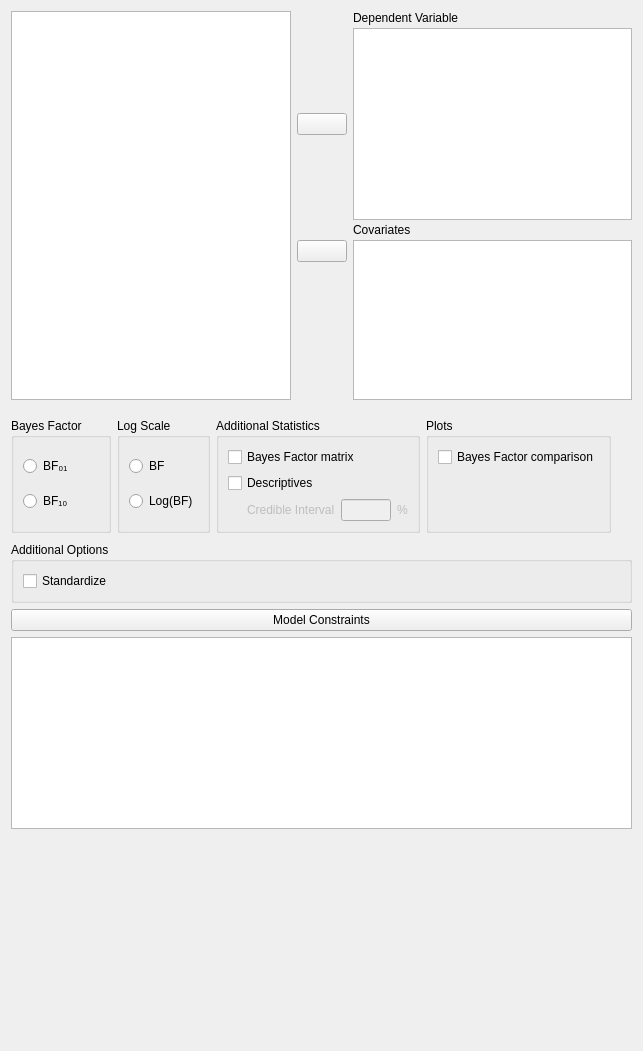
This is JASP-Desktop/analysisforms/Bain/bainregressionlinearbayesianform.ui in koenderks/Jasp-desktop as Qt 5 draws it before an edit. The edited form follows.
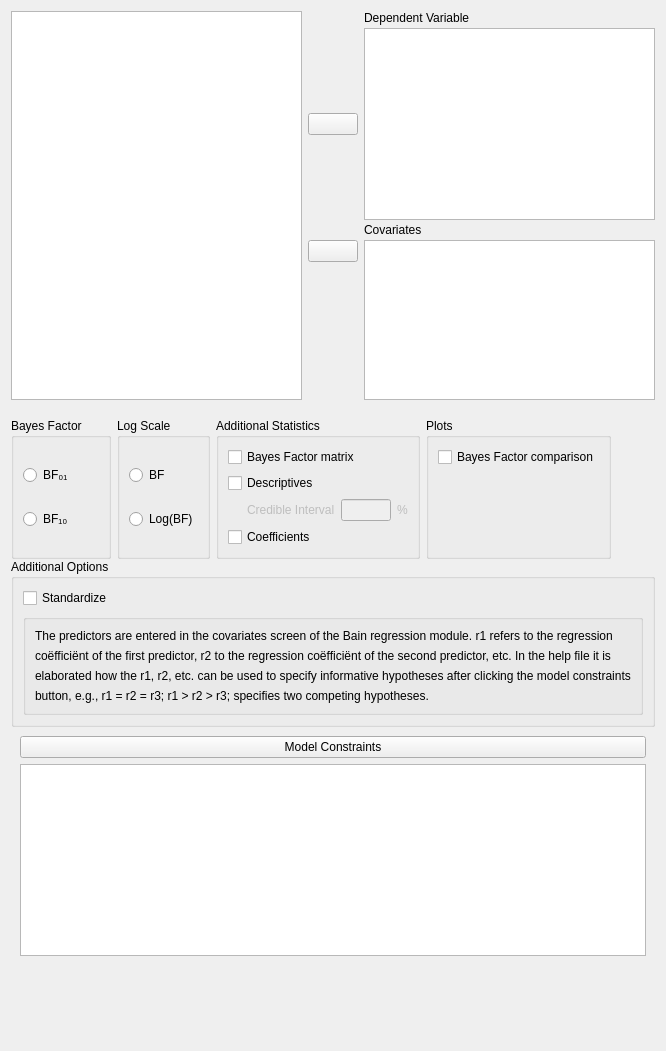
This is the edited form. Custom widgets are drawn as their Qt base class.

Commit message: Bain upgrade

The edit to the form file:
```diff
--- a/JASP-Desktop/analysisforms/Bain/bainregressionlinearbayesianform.ui
+++ b/JASP-Desktop/analysisforms/Bain/bainregressionlinearbayesianform.ui
@@ -23,6 +23,19 @@
    <property name="verticalSpacing">
     <number>0</number>
    </property>
+   <item row="7" column="0">
+    <spacer name="verticalSpacer">
+     <property name="orientation">
+      <enum>Qt::Vertical</enum>
+     </property>
+     <property name="sizeHint" stdset="0">
+      <size>
+       <width>20</width>
+       <height>40</height>
+      </size>
+     </property>
+    </spacer>
+   </item>
    <item row="0" column="0">
     <widget class="QWidget" name="topWidget" native="true">
      <property name="sizePolicy">
@@ -202,26 +215,38 @@
      </layout>
     </widget>
    </item>
-   <item row="4" column="0">
+   <item row="3" column="0">
+    <widget class="QWidget" name="widget_11" native="true">
+     <layout class="QGridLayout" name="gridLayout_6">
+      <property name="leftMargin">
+       <number>0</number>
+      </property>
+      <property name="topMargin">
+       <number>0</number>
+      </property>
+      <property name="rightMargin">
+       <number>0</number>
+      </property>
+      <property name="bottomMargin">
+       <number>0</number>
+      </property>
+      <property name="verticalSpacing">
+       <number>0</number>
+      </property>
+     </layout>
+    </widget>
+   </item>
+   <item row="5" column="0">
     <widget class="QWidget" name="constraintsWidget" native="true">
-     <layout class="QGridLayout" name="gridLayout_11">
-      <property name="leftMargin">
-       <number>0</number>
-      </property>
-      <property name="rightMargin">
-       <number>0</number>
-      </property>
-      <property name="bottomMargin">
-       <number>3</number>
-      </property>
-      <item row="2" column="0">
+     <layout class="QGridLayout" name="gridLayout_8">
+      <item row="1" column="0">
        <widget class="ExpanderButton" name="constraintsExpander">
         <property name="text">
          <string>Model Constraints</string>
         </property>
        </widget>
       </item>
-      <item row="4" column="0">
+      <item row="2" column="0">
        <widget class="QWidget" name="model_constraints" native="true">
         <layout class="QGridLayout" name="gridLayout_14">
          <property name="leftMargin">
@@ -242,47 +267,10 @@
         </layout>
        </widget>
       </item>
-      <item row="1" column="0">
-       <widget class="GroupBox" name="groupBox_3">
-        <property name="title">
-         <string>Additional Options</string>
-        </property>
-        <layout class="QGridLayout" name="gridLayout_8">
-         <item row="0" column="0" colspan="2">
-          <widget class="BoundCheckBox" name="standardized">
-           <property name="text">
-            <string>Standardize</string>
-           </property>
-          </widget>
-         </item>
-        </layout>
-       </widget>
-      </item>
      </layout>
     </widget>
    </item>
-   <item row="2" column="0">
-    <widget class="QWidget" name="widget_11" native="true">
-     <layout class="QGridLayout" name="gridLayout_6">
-      <property name="leftMargin">
-       <number>0</number>
-      </property>
-      <property name="topMargin">
-       <number>0</number>
-      </property>
-      <property name="rightMargin">
-       <number>0</number>
-      </property>
-      <property name="bottomMargin">
-       <number>0</number>
-      </property>
-      <property name="verticalSpacing">
-       <number>0</number>
-      </property>
-     </layout>
-    </widget>
-   </item>
-   <item row="5" column="0">
+   <item row="6" column="0">
     <widget class="QWidget" name="advancedBox" native="true">
      <layout class="QGridLayout" name="gridLayout_2">
       <property name="leftMargin">
@@ -355,6 +343,13 @@
          <string>Additional Statistics</string>
         </property>
         <layout class="QGridLayout" name="gridLayout_5">
+         <item row="3" column="0" colspan="2">
+          <widget class="BoundCheckBox" name="coefficients">
+           <property name="text">
+            <string>Coefficients</string>
+           </property>
+          </widget>
+         </item>
          <item row="0" column="0" colspan="3">
           <widget class="BoundCheckBox" name="BFmatrix">
            <property name="text">
@@ -470,18 +465,58 @@
      </layout>
     </widget>
    </item>
-   <item row="6" column="0">
-    <spacer name="verticalSpacer">
-     <property name="orientation">
-      <enum>Qt::Vertical</enum>
+   <item row="2" column="0">
+    <widget class="GroupBox" name="groupBox_3">
+     <property name="title">
+      <string>Additional Options</string>
      </property>
-     <property name="sizeHint" stdset="0">
-      <size>
-       <width>20</width>
-       <height>40</height>
-      </size>
-     </property>
-    </spacer>
+     <layout class="QGridLayout" name="gridLayout_11">
+      <item row="0" column="0">
+       <widget class="BoundCheckBox" name="standardized">
+        <property name="text">
+         <string>Standardize</string>
+        </property>
+       </widget>
+      </item>
+      <item row="1" column="0">
+       <widget class="BoundGroupBox" name="groupBox_4">
+        <property name="title">
+         <string/>
+        </property>
+        <layout class="QGridLayout" name="gridLayout_12">
+         <item row="1" column="0">
+          <widget class="QLabel" name="label_6">
+           <property name="text">
+            <string>coëfficiënt of the first predictor, r2 to the regression coëfficiënt of the second predictor, etc. In the help file it is</string>
+           </property>
+          </widget>
+         </item>
+         <item row="0" column="0">
+          <widget class="QLabel" name="label_5">
+           <property name="text">
+            <string>The predictors are entered in the covariates screen of the Bain regression module. r1 refers to the regression</string>
+           </property>
+          </widget>
+         </item>
+         <item row="2" column="0">
+          <widget class="QLabel" name="label_7">
+           <property name="text">
+            <string>elaborated how the r1, r2, etc. can be used to specify informative hypotheses after clicking the model constraints</string>
+           </property>
+          </widget>
+         </item>
+         <item row="3" column="0">
+          <widget class="QLabel" name="label_8">
+           <property name="text">
+            <string>button, e.g., r1 = r2 = r3; r1 &gt; r2 &gt; r3; specifies two competing hypotheses.</string>
+           </property>
+          </widget>
+         </item>
+        </layout>
+       </widget>
+      </item>
+     </layout>
+    </widget>
    </item>
   </layout>
  </widget>
```
Left out of the diff: 46 changed lines with no effect on the pictures. The commit also changes 15 other files.
